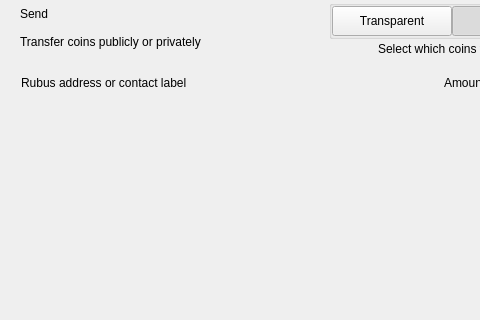
Liquid369/blank, file src/qt/rbx/forms/send.ui: the form before one commit; both pictures show x 0 to 480 and y 0 to 320 of the 893 by 700 pixel window.
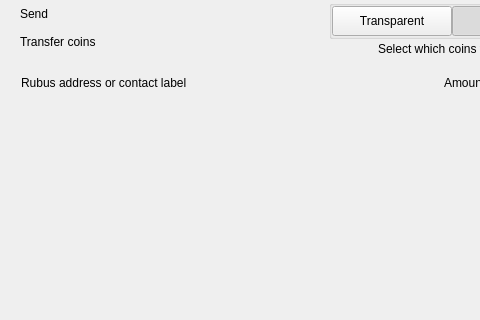
The form after the commit. Custom widgets are drawn as their Qt base class.

```diff
--- a/src/qt/rbx/forms/send.ui
+++ b/src/qt/rbx/forms/send.ui
@@ -81,7 +81,7 @@
             <item>
              <widget class="QLabel" name="labelSubtitle1">
               <property name="text">
-               <string>Transfer coins publicly or privately</string>
+               <string>Transfer coins</string>
               </property>
              </widget>
             </item>
```
